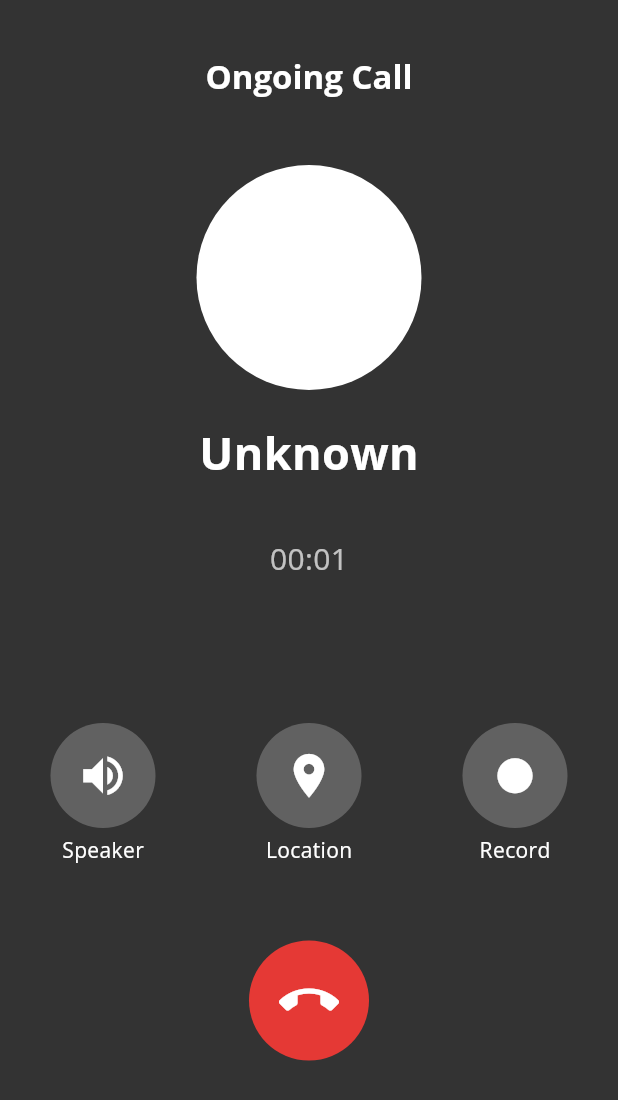
After one commit to alizzati/SAFEST, a Flutter app: the FakeOngoingCallScreen screen opened by its route, on a phone screen of 412 x 824 dp. The commit adds this screen. Shown: the top 1100 px of the screen. Run offline on Flutter 3.47's test engine with Material 3 defaults, Android fonts, the phone set to English and light mode, and no system bars; our stand-ins replace audioplayers, cloud_firestore, firebase_auth, firebase_core, flutter_local_notifications, flutter_map and 6 more; missing offline and left inert: audioplayers_platform_interface; accounts and stored records are empty.

Commit message:
feat: add fake call when calling and ongoing

```diff
--- a/lib/config/routes.dart
+++ b/lib/config/routes.dart
@@ -2,6 +2,8 @@ import 'package:flutter/material.dart';
 import 'package:go_router/go_router.dart';
 import 'package:firebase_auth/firebase_auth.dart';
 import 'package:cloud_firestore/cloud_firestore.dart';
+import 'package:safest/screens/fake_call/fake_calling_screen.dart';
+import 'package:safest/screens/fake_call/fake_ongoing_call_screen.dart';
 
 import 'package:safest/screens/splash_screen.dart';
 import 'package:safest/screens/sign_in_screen.dart';
@@ -34,6 +36,8 @@ class AppRoutes {
   static const emergency = '/emergency';
   static const calling = '/calling';
   static const ongoingCall = '/ongoing_call';
+  static const fakeCalling = '/fake_calling';
+  static const fakeOngoingCall = '/fake_ongoing_call';
   static const liveVideo = '/live_video';
   static const watchLiveVideo = '/watch_live_video';
 }
@@ -82,6 +86,10 @@ GoRouter createRouter() {
         builder: (context, state) => const CallingScreen(),
       ),
       GoRoute(
+        path: AppRoutes.fakeCalling,
+        builder: (context, state) => const FakeCallingScreen(),
+      ),
+      GoRoute(
         path: AppRoutes.liveVideo,
         builder: (context, state) => const LiveVideoScreen(),
       ),
@@ -100,6 +108,18 @@ GoRouter createRouter() {
           final args = state.extra as Map<String, dynamic>?;
           final bool isSpeakerOn = (args?['isSpeakerOn'] as bool?) ?? false;
           return OngoingCallScreen(isInitialSpeakerOn: isSpeakerOn);
+        },
+      ),
+      GoRoute(
+        path: AppRoutes.fakeOngoingCall,
+        builder: (context, state) {
+          final args = state.extra as Map<String, dynamic>?;
+          final bool isSpeakerOn = (args?['isSpeakerOn'] as bool?) ?? false;
+          return FakeOngoingCallScreen(
+            name: args?['name'] ?? 'Unknown',
+            phone: args?['phone'] ?? '',
+            isInitialSpeakerOn: isSpeakerOn,
+          );
         },
       ),
       // ShellRoute untuk bottom nav
--- /dev/null
+++ b/lib/screens/fake_call/fake_ongoing_call_screen.dart
@@ -0,0 +1,334 @@
+import 'dart:async';
+import 'package:flutter/material.dart';
+import 'package:go_router/go_router.dart';
+import 'package:safest/config/routes.dart';
+import 'package:safest/widgets/emergency/end_call_confirmation_dialog.dart';
+
+class FakeOngoingCallScreen extends StatefulWidget {
+  // Menerima isInitialSpeakerOn dari rute (Perbaikan 2)
+
+  final String name;
+  final String phone;
+  final bool isInitialSpeakerOn;
+
+  const FakeOngoingCallScreen({
+    required this.name,
+    required this.phone,
+    required this.isInitialSpeakerOn,
+    super.key,
+  });
+
+  @override
+  State<FakeOngoingCallScreen> createState() => _FakeOngoingCallScreenState();
+}
+
+class _FakeOngoingCallScreenState extends State<FakeOngoingCallScreen> {
+  Timer? _callTimer;
+  Timer? _recordTimer;
+
+  int _secondsElapsed = 0;
+  int _recordSeconds = 0;
+
+  late bool _isSpeakerOn; // Diinisialisasi dari argumen (Perbaikan 2)
+  bool _isRecording = false;
+
+  // Konstanta untuk GAP/Space Timer
+  static const double _recordTimerContentHeight = 35.0;
+  static const double _recordTimerVerticalPadding = 5.0;
+  static const double _recordTimerSpace =
+      _recordTimerContentHeight + _recordTimerVerticalPadding * 2;
+  static const double _gapBeforeActions = 50.0; // Disesuaikan agar lebih stabil
+
+  @override
+  void initState() {
+    super.initState();
+    // Menerima state speaker dari CallingScreen (Perbaikan 2)
+    _isSpeakerOn = widget.isInitialSpeakerOn;
+
+    // TODO: (SOUND) Atur Audio Output ke Speaker jika _isSpeakerOn true, atau ke Earpiece jika false.
+
+    _startCallTimer();
+  }
+
+  void _startCallTimer() {
+    _callTimer = Timer.periodic(const Duration(seconds: 1), (timer) {
+      if (mounted) {
+        setState(() => _secondsElapsed++);
+      }
+    });
+  }
+
+  // Fungsi Toggle Speaker (Perbaikan 3)
+  void _toggleSpeaker() {
+    setState(() {
+      _isSpeakerOn = !_isSpeakerOn;
+    });
+    // TODO: (SOUND) Atur Audio Output sesuai status _isSpeakerOn yang baru.
+  }
+
+  void _toggleRecording() {
+    setState(() {
+      _isRecording = !_isRecording;
+    });
+
+    if (_isRecording) {
+      _recordSeconds = 0;
+      _recordTimer = Timer.periodic(const Duration(seconds: 1), (timer) {
+        if (mounted) {
+          setState(() => _recordSeconds++);
+        }
+      });
+    } else {
+      _recordTimer?.cancel();
+    }
+  }
+
+  // Navigasi End Call (Perbaikan 1)
+  void _showEndCallConfirmation(BuildContext context) {
+    // Hentikan timer saat dialog muncul
+    _callTimer?.cancel();
+    _recordTimer?.cancel();
+
+    showDialog(
+      context: context,
+      builder: (BuildContext dialogContext) {
+        return EndCallConfirmationDialog(
+          // Callback saat tombol "Sure" di-tekan
+          onConfirm: () {
+            // 1. Tutup dialog konfirmasi
+            Navigator.of(dialogContext).pop();
+
+            // 2. Navigasi GoRouter ke Emergency Screen (PERBAIKAN UTAMA)
+            context.go(AppRoutes.setFake);
+          },
+          // Callback saat tombol "Cancel" di-tekan
+          onCancel: () {
+            // Tutup dialog
+            Navigator.of(dialogContext).pop();
+            // Lanjutkan timer
+            _startCallTimer();
+            if (_isRecording) {
+              _toggleRecording();
+            }
+          },
+        );
+      },
+    );
+  }
+
+  @override
+  void dispose() {
+    _callTimer?.cancel();
+    _recordTimer?.cancel();
+    super.dispose();
+  }
+
+  String _formatTime(int seconds) {
+    final minutes = (seconds ~/ 60).toString().padLeft(2, '0');
+    final secs = (seconds % 60).toString().padLeft(2, '0');
+    return '$minutes:$secs';
+  }
+
+  @override
+  Widget build(BuildContext context) {
+    const darkGray = Color(0xFF333333);
+    const redColor = Color(0xFFE53935);
+    const lightGray = Color(0xFF616161);
+    const activeIconColor = Colors.white;
+
+    return Scaffold(
+      backgroundColor: darkGray,
+      appBar: AppBar(
+        toolbarHeight: 100.0,
+        title: const Text(
+          'Ongoing Call',
+          style: TextStyle(color: Colors.white, fontWeight: FontWeight.bold),
+        ),
+        centerTitle: true,
+        backgroundColor: darkGray,
+        elevation: 0,
+        automaticallyImplyLeading: false,
+      ),
+      body: SingleChildScrollView(
+        child: Center(
+          child: Padding(
+            padding: const EdgeInsets.symmetric(vertical: 10.0),
+            child: Column(
+              mainAxisAlignment: MainAxisAlignment.center,
+              children: [
+                // Avatar (Kontak)
+                Container(
+                  width: 150,
+                  height: 150,
+                  decoration: const BoxDecoration(
+                    shape: BoxShape.circle,
+                    color: Colors.white,
+                  ),
+                ),
+                const SizedBox(height: 20),
+
+                // Nama kontak
+                Text(
+                  widget.name,
+                  style: const TextStyle(
+                    color: Colors.white,
+                    fontSize: 30,
+                    fontWeight: FontWeight.bold,
+                  ),
+                ),
+                const SizedBox(height: 5),
+
+                Text(
+                  widget.phone,
+                  style: const TextStyle(
+                    color: Colors.white,
+                    fontSize: 18,
+                    fontWeight: FontWeight.w300,
+                  ),
+                ),
+                const SizedBox(height: 5),
+
+                // Waktu Panggilan (Utama)
+                Text(
+                  _formatTime(_secondsElapsed),
+                  style: const TextStyle(color: Colors.white70, fontSize: 20),
+                ),
+
+                // Record Timer (GAP/SPACE STABIL)
+                SizedBox(
+                  height: _recordTimerSpace,
+                  child: Center(
+                    child: Visibility(
+                      visible: _isRecording,
+                      maintainState: true,
+                      maintainAnimation: true,
+                      maintainSize: true,
+                      child: Container(
+                        padding: const EdgeInsets.symmetric(
+                          horizontal: 10,
+                          vertical: 5,
+                        ),
+                        decoration: BoxDecoration(
+                          color: Colors.red.withOpacity(0.8),
+                          borderRadius: BorderRadius.circular(15),
+                        ),
+                        child: Row(
+                          mainAxisSize: MainAxisSize.min,
+                          children: [
+                            const Icon(
+                              Icons.mic,
+                              color: Colors.white,
+                              size: 18,
+                            ),
+                            const SizedBox(width: 5),
+                            Text(
+                              _formatTime(_recordSeconds),
+                              style: const TextStyle(
+                                color: Colors.white,
+                                fontSize: 16,
+                              ),
+                            ),
+                          ],
+                        ),
+                      ),
+                    ),
+                  ),
+                ),
+
+                const SizedBox(height: _gapBeforeActions),
+
+                // Call Actions
+                Padding(
+                  padding: const EdgeInsets.symmetric(horizontal: 0.0),
+                  child: Row(
+                    mainAxisAlignment: MainAxisAlignment.spaceAround,
+                    children: [
+                      // Speaker Button
+                      _buildActionCircle(
+                        Icons.volume_up,
+                        'Speaker',
+                        lightGray,
+                        onTap: _toggleSpeaker, // Panggil fungsi toggle speaker
+                        isActive: _isSpeakerOn, // Gunakan state _isSpeakerOn
+                      ),
+
+                      // Location Button
+                      _buildActionCircle(
+                        Icons.location_on,
+                        'Location',
+                        lightGray,
+                      ),
+
+                      // Record Button
+                      _buildActionCircle(
+                        Icons.fiber_manual_record,
+                        'Record',
+                        lightGray,
+                        onTap: _toggleRecording,
+                        isActive: _isRecording,
+                      ),
+                    ],
+                  ),
+                ),
+
+                const SizedBox(height: 50),
+
+                // End Call Button
+                GestureDetector(
+                  onTap: () => _showEndCallConfirmation(context),
+                  child: Container(
+                    width: 80,
+                    height: 80,
+                    decoration: const BoxDecoration(
+                      shape: BoxShape.circle,
+                      color: redColor,
+                    ),
+                    child: const Icon(
+                      Icons.call_end,
+                      color: activeIconColor,
+                      size: 40,
+                    ),
+                  ),
+                ),
+                const SizedBox(height: 40),
+              ],
+            ),
+          ),
+        ),
+      ),
+    );
+  }
+
+  // Widget untuk tombol aksi
+  Widget _buildActionCircle(
+    IconData icon,
+    String label,
+    Color bgColor, {
+    VoidCallback? onTap,
+    bool isActive = false,
+  }) {
+    const darkGray = Color(0xFF333333);
+    const activeColor = Colors.white;
+    final displayBgColor = isActive ? activeColor : bgColor;
+    final iconColor = isActive ? darkGray : activeColor;
+
+    return Column(
+      children: [
+        GestureDetector(
+          onTap: onTap,
+          child: Container(
+            width: 70,
+            height: 70,
+            decoration: BoxDecoration(
+              shape: BoxShape.circle,
+              color: displayBgColor,
+            ),
+            child: Icon(icon, color: iconColor, size: 35),
+          ),
+        ),
+        const SizedBox(height: 5),
+        Text(label, style: const TextStyle(color: Colors.white, fontSize: 14)),
+      ],
+    );
+  }
+}
```
Also changed, not shown: lib/screens/fake_call/fake_calling_screen.dart (added, +304 -0 lines), lib/screens/fake_call/set_fake_call_screen.dart (+12 -2 lines).
